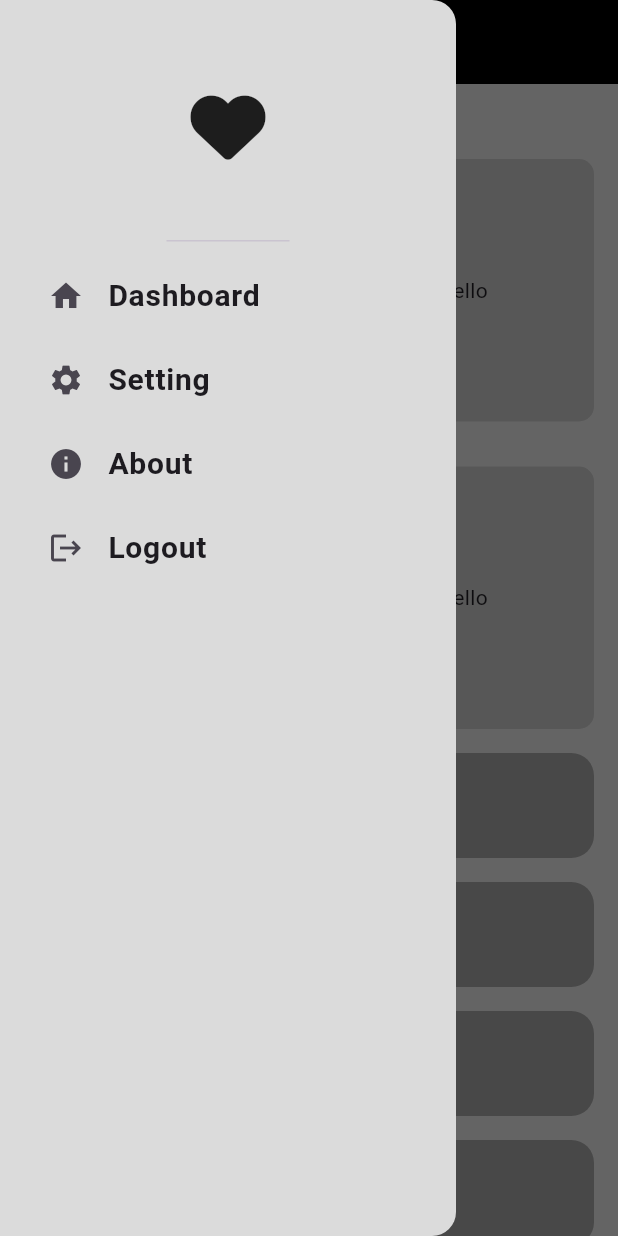
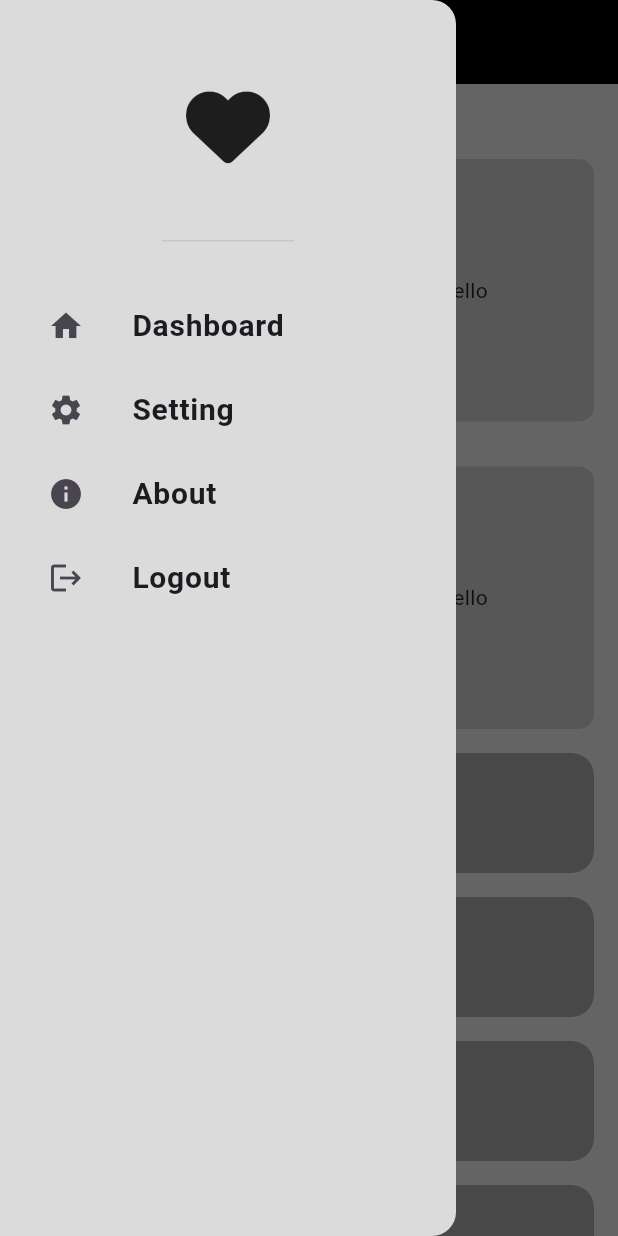
Before and after one commit to MohamedMahmoudAli/responsive_course, a Flutter app: the screen it shows after launch, with the side drawer open, on a phone screen of 412 x 824 dp. Run offline on Flutter 3.47's test engine with Material 3 defaults, Android fonts, the phone set to English and light mode, and no system bars; our stand-ins replace font_awesome_flutter.

Commit message:
finsh the desktop layout

```diff
--- a/lib/view/Widgets/custom_desktop_widget.dart
+++ b/lib/view/Widgets/custom_desktop_widget.dart
@@ -8,11 +8,13 @@ class CustomDesktopWidget extends StatelessWidget {
   Widget build(BuildContext context) {
     return const Column(
       children: [
+        SizedBox(height: 16),
         Expanded(flex: 2, child: CustomItem()),
+        SizedBox(height: 18),
         Expanded(
           flex: 1,
           child: CustomItem(
-            color: Color(0xffECECEC),
+            color: Colors.white,
           ),
         )
       ],
--- a/lib/view/Widgets/custom_drawe.dart
+++ b/lib/view/Widgets/custom_drawe.dart
@@ -24,8 +24,11 @@ class CustomDrawer extends StatelessWidget {
             const DrawerHeader(
               child: Icon(
                 FontAwesomeIcons.solidHeart,
-                size: 50,
+                size: 56,
               ),
+            ),
+            const SizedBox(
+              height: 20,
             ),
             CustomDrawerBody(items: items)
           ],
--- a/lib/view/Widgets/custom_drawer_item.dart
+++ b/lib/view/Widgets/custom_drawer_item.dart
@@ -8,9 +8,12 @@ class CustomDrawerListItem extends StatelessWidget {
   @override
   Widget build(BuildContext context) {
     return ListTile(
-      title: Text(
-        item.title,
-        style: const TextStyle(fontWeight: FontWeight.bold, fontSize: 20),
+      title: Padding(
+        padding: const EdgeInsets.only(left: 16.0),
+        child: Text(
+          item.title,
+          style: const TextStyle(fontWeight: FontWeight.bold, fontSize: 20),
+        ),
       ),
       leading: Icon(item.icon),
     );
--- a/lib/view/Widgets/custom_item.dart
+++ b/lib/view/Widgets/custom_item.dart
@@ -2,7 +2,8 @@ import 'package:flutter/material.dart';
 
 class CustomItem extends StatelessWidget {
   const CustomItem({
-    super.key,  this.color,
+    super.key,
+    this.color,
   });
   final Color? color;
 
@@ -11,7 +12,7 @@ class CustomItem extends StatelessWidget {
     return Container(
       padding: const EdgeInsets.all(10),
       decoration: BoxDecoration(
-        color: Colors.grey.shade400,
+        color: color ?? Colors.grey.shade400,
         borderRadius: BorderRadius.circular(10),
       ),
       child: const Center(
--- a/lib/view/Widgets/custom_list_for_tablet.dart
+++ b/lib/view/Widgets/custom_list_for_tablet.dart
@@ -1,14 +1,14 @@
 import 'package:flutter/material.dart';
 import 'package:responsive_course/view/Widgets/custom_sliver_list_item.dart';
 
-class CustomTabletList extends StatelessWidget {
-  const CustomTabletList({super.key});
+class CustomTabletListItem extends StatelessWidget {
+  const CustomTabletListItem({super.key});
 
   @override
   Widget build(BuildContext context) {
     return SliverToBoxAdapter(
       child: SizedBox(
-        height: 100,
+        height: 150,
         child: ListView.builder(
             scrollDirection: Axis.horizontal,
             shrinkWrap: true,
--- a/lib/view/Widgets/custom_sliver_list_item.dart
+++ b/lib/view/Widgets/custom_sliver_list_item.dart
@@ -6,7 +6,7 @@ class CustomSliverListItem extends StatelessWidget {
   @override
   Widget build(BuildContext context) {
     return Container(
-      height: 70,
+      height: 80,
       decoration: BoxDecoration(
           borderRadius: BorderRadius.circular(15), color: Colors.grey),
     );
--- a/lib/view/Widgets/tablet_layout.dart
+++ b/lib/view/Widgets/tablet_layout.dart
@@ -11,11 +11,11 @@ class TabletLayout extends StatelessWidget {
       slivers: [
         SliverToBoxAdapter(
           child: SizedBox(
-            height: 50,
+            height: 16,
           ),
         ),
-        CustomTabletList(),
-         CustomSliverlistView()
+        CustomTabletListItem(),
+        CustomSliverlistView()
       ],
     );
   }
```
Also changed, not shown: lib/view/Widgets/desktop_layout.dart (+6 -1 lines).
